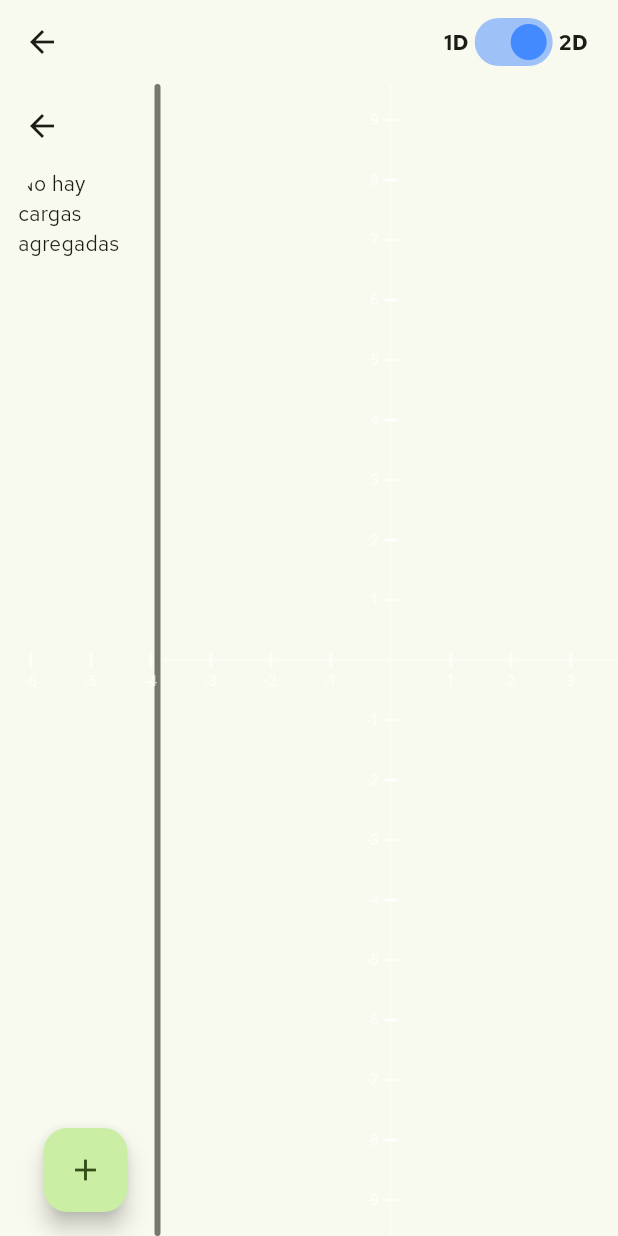
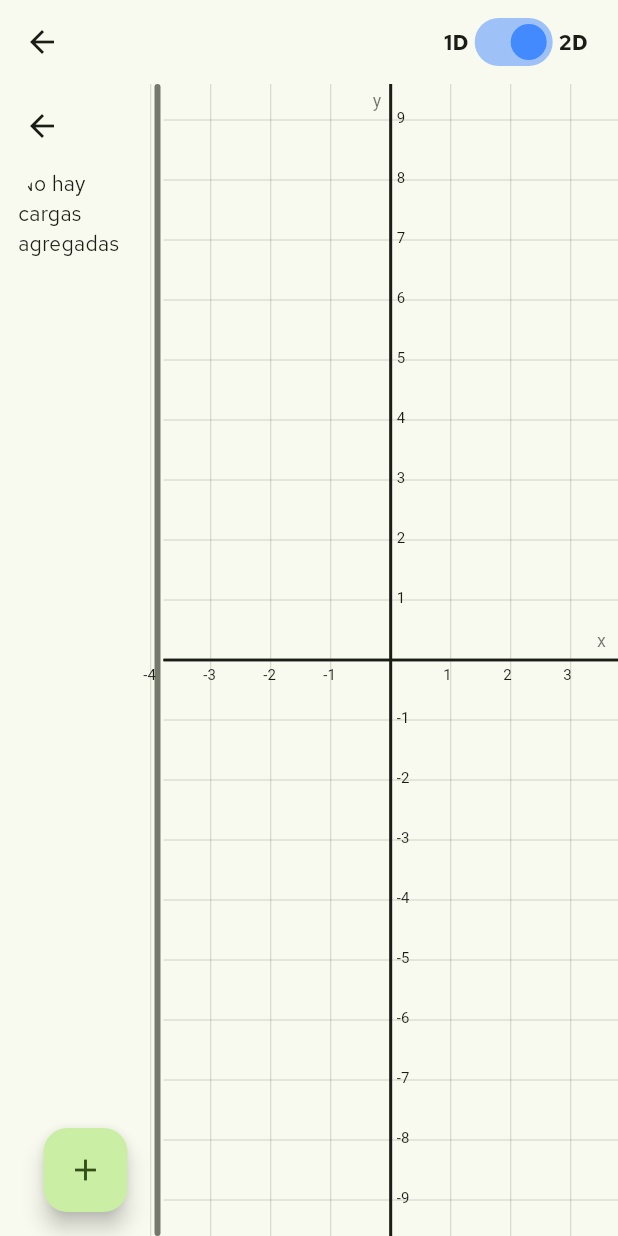
Before and after one commit to mcmarin21/simulador_cargas, a Flutter app: the screen it shows after launch, after a tap on "Iniciar", on a phone screen of 412 x 824 dp. Run offline on Flutter 3.47's test engine with Material 3 defaults, Android fonts, the phone set to English and light mode, and no system bars; our stand-ins replace google_fonts.

Commit message:
Renderizado de cuadricula

```diff
--- a/lib/domain/simulator_painter.dart
+++ b/lib/domain/simulator_painter.dart
@@ -4,173 +4,160 @@
 
 class SimuladorPainter extends CustomPainter {
   final List<Carga> cargas;
-  final Carga? cargaSeleccionada;
+  final double escala;
+  final Offset origen;
   final bool esModo2D;
+  final int indexSeleccionada;
+  final ColorScheme colorScheme;
 
   SimuladorPainter({
     required this.cargas,
-    this.cargaSeleccionada,
+    required this.escala,
+    required this.origen,
     required this.esModo2D,
+    required this.indexSeleccionada,
+    required this.colorScheme,
+    super.repaint
   });
 
   @override
   void paint(Canvas canvas, Size size) {
-    final centroX = size.width / 2;
-    final centroY = size.height / 2;
-
-    final paintEjes = Paint()
-      ..color = Colors.white30
-      ..strokeWidth = 1.5;
-    final paintRegla = Paint()
-      ..color = Colors.white60
-      ..strokeWidth = 2.0;
-
-    // Escala del simulador: 1 unidad matemática = 40 píxeles en pantalla
-    const double escalaRegla = 40.0;
+    final centro = Offset(
+      size.width / 2 + origen.dx,
+      size.height / 2 + origen.dy,
+    );
 
     if (esModo2D) {
-      // --- MODO 2D: Plano Cartesiano Completo ---
-      canvas.drawLine(
-        Offset(0, centroY),
-        Offset(size.width, centroY),
-        paintEjes,
-      );
-      canvas.drawLine(
-        Offset(centroX, 0),
-        Offset(centroX, size.height),
-        paintEjes,
-      );
+      _drawGrid(canvas, size, centro);
+      _drawAxes(canvas, size, centro);
+      // _drawPoints(canvas, centro);
+    } else {
+      _drawNumberLine(canvas, size, centro);
+      // _drawPointsOn1D(canvas, size, center);
+    }
+  }
 
-      // Dibujar marcas numéricas del -10 al 10 en ambos ejes
-      for (int i = -10; i <= 10; i++) {
-        if (i == 0) continue; // El origen central (0,0) no requiere doble texto
+  void _drawGrid(Canvas canvas, Size size, Offset centro) {
+    final paint = Paint()
+      ..color = colorScheme.onSurface.withValues(alpha: 0.25)
+      ..strokeWidth = 0.5;
 
-        // MARCAS EN EJE X (Horizontal)
-        double posX = centroX + (i * escalaRegla);
-        canvas.drawLine(
-          Offset(posX, centroY - 5),
-          Offset(posX, centroY + 5),
-          paintRegla,
-        );
+    final firstCol = ((0 - centro.dx) / escala).floor();
+    final lastCol = ((size.width - centro.dx) / escala).ceil();
 
-        final textSpanX = TextSpan(
-          text: i.toString(),
-          style: const TextStyle(color: Colors.white70, fontSize: 10),
-        );
-        final textPainterX = TextPainter(
-          text: textSpanX,
-          textDirection: TextDirection.ltr,
-        )..layout();
-        textPainterX.paint(
-          canvas,
-          Offset(posX - (textPainterX.width / 2), centroY + 8),
-        );
+    final firstRow = ((0 - centro.dy) / escala).floor();
+    final lastRow = ((size.height - centro.dy) / escala).ceil();
 
-        // MARCAS EN EJE Y (Vertical) - Positivo hacia arriba
-        double posY = centroY - (i * escalaRegla);
-        canvas.drawLine(
-          Offset(centroX - 5, posY),
-          Offset(centroX + 5, posY),
-          paintRegla,
-        );
-
-        final textSpanY = TextSpan(
-          text: i.toString(),
-          style: const TextStyle(color: Colors.white70, fontSize: 10),
-        );
-        final textPainterY = TextPainter(
-          text: textSpanY,
-          textDirection: TextDirection.ltr,
-        )..layout();
-        // Colocamos el texto ligeramente a la izquierda del eje vertical
-        textPainterY.paint(
-          canvas,
-          Offset(
-            centroX - textPainterY.width - 8,
-            posY - (textPainterY.height / 2),
-          ),
-        );
-      }
-    } else {
-      // --- MODO 1D: Regla Lineal Horizontal ---
-      canvas.drawLine(
-        Offset(0, centroY),
-        Offset(size.width, centroY),
-        paintRegla,
-      );
-
-      for (int i = -10; i <= 10; i++) {
-        double posX = centroX + (i * escalaRegla);
-        canvas.drawLine(
-          Offset(posX, centroY - 5),
-          Offset(posX, centroY + 5),
-          paintRegla,
-        );
-
-        final textSpan = TextSpan(
-          text: i.toString(),
-          style: const TextStyle(color: Colors.white70, fontSize: 10),
-        );
-        final textPainter = TextPainter(
-          text: textSpan,
-          textDirection: TextDirection.ltr,
-        )..layout();
-        textPainter.paint(
-          canvas,
-          Offset(posX - (textPainter.width / 2), centroY + 10),
-        );
-      }
+    for (int i = firstCol; i <= lastCol; i++) {
+      final x = centro.dx + i * escala;
+      canvas.drawLine(Offset(x, 0), Offset(x, size.height), paint);
     }
 
-    // Lógica para dibujar el vector de Fuerza Neta
-    if (cargaSeleccionada != null && cargas.contains(cargaSeleccionada)) {
-      double fNetaX = 0.0;
-      double fNetaY = 0.0;
+    for (int j = firstRow; j <= lastRow; j++) {
+      final y = centro.dy + j * escala;
+      canvas.drawLine(Offset(0, y), Offset(size.width, y), paint);
+    }
+  }
 
-      for (var otra in cargas) {
-        if (otra.id != cargaSeleccionada!.id) {
-          Offset f = cargaSeleccionada!.calcularFuerza(otra);
-          fNetaX += f.dx;
-          fNetaY += f.dy;
-        }
-      }
+  void _drawLabel(
+      Canvas canvas,
+      String text,
+      Offset position,
+      TextStyle style,
+      ) {
+    final textSpan = TextSpan(text: text, style: style);
+    final painter = TextPainter(text: textSpan, textDirection: TextDirection.ltr);
+    painter.layout();
+    painter.paint(canvas, position);
+  }
 
-      if (fNetaX.isFinite &&
-          fNetaY.isFinite &&
-          (fNetaX.abs() > 0.001 || fNetaY.abs() > 0.001)) {
-        double mag = sqrt(fNetaX * fNetaX + fNetaY * fNetaY);
-        double escalaFuerza = 60.0;
+  void _drawAxes(Canvas canvas, Size size, Offset center) {
+    final axisPaint = Paint()
+      ..color = colorScheme.onSurface
+      ..strokeWidth = 1.8;
 
-        double lx = (fNetaX / mag) * escalaFuerza;
+    canvas.drawLine(
+      Offset(0, center.dy),
+      Offset(size.width, center.dy),
+      axisPaint,
+    );
+    canvas.drawLine(
+      Offset(center.dx, 0),
+      Offset(center.dx, size.height),
+      axisPaint,
+    );
 
-        // SI ESTAMOS EN MODO 1D, LA FUERZA VISUAL VERTICAL DEBE SER CERO PARA NO INCLINAR EL VECTOR
-        double ly = esModo2D ? (-(fNetaY / mag) * escalaFuerza) : 0.0;
+    canvas.drawLine(
+      Offset(0, center.dy),
+      Offset(size.width, center.dy),
+      axisPaint,
+    );
+    canvas.drawLine(
+      Offset(center.dx, 0),
+      Offset(center.dx, size.height),
+      axisPaint,
+    );
 
-        double origenX = centroX + (cargaSeleccionada!.pos.dx * escalaRegla);
+    _drawLabel(
+      canvas,
+      'x',
+      Offset(size.width - 14, center.dy - 20),
+      const TextStyle(color: Colors.black54, fontSize: 12),
+    );
+    _drawLabel(
+      canvas,
+      'y',
+      Offset(center.dx - 12, 4),
+      const TextStyle(color: Colors.black54, fontSize: 12),
+    );
 
-        // Ajustamos el origen de la flecha dependiendo del modo
-        double coordenadaYOrigen = esModo2D ? cargaSeleccionada!.pos.dy : 0.0;
-        double origenY = centroY - (coordenadaYOrigen * escalaRegla);
+    final firstCol = ((0 - center.dx) / escala).floor();
+    final lastCol = ((size.width - center.dx) / escala).ceil();
+    final firstRow = ((0 - center.dy) / escala).floor();
+    final lastRow = ((size.height - center.dy) / escala).ceil();
 
-        final pincelFuerzaNeta = Paint()
-          ..color = Colors.greenAccent
-          ..strokeWidth = 3.0;
+    final labelStyle = TextStyle(color: colorScheme.onSurface, fontSize: 10);
 
-        canvas.drawLine(
-          Offset(origenX, origenY),
-          Offset(origenX + lx, origenY + ly),
-          pincelFuerzaNeta,
-        );
+    for (int i = firstCol; i <= lastCol; i++) {
+      if (i == 0) continue;
+      final x = center.dx + i * escala;
+      _drawLabel(canvas, '$i', Offset(x - 5, center.dy + 4), labelStyle);
+    }
 
-        canvas.drawCircle(
-          Offset(origenX + lx, origenY + ly),
-          4.0,
-          pincelFuerzaNeta..style = PaintingStyle.fill,
-        );
-      }
+    for (int j = firstRow; j <= lastRow; j++) {
+      if (j == 0) continue;
+      // j negativo en canvas = positivo en matemáticas
+      final y = center.dy + j * escala;
+      _drawLabel(canvas, '${-j}', Offset(center.dx + 4, y - 7), labelStyle);
+    }
+  }
+
+  void _drawNumberLine(Canvas canvas, Size size, Offset center) {
+    final axisPaint = Paint()
+      ..color = colorScheme.onSurface
+      ..strokeWidth = 1.8;
+
+    // Solo el eje horizontal centrado verticalmente
+    final cy = size.height / 2;
+    canvas.drawLine(Offset(0, cy), Offset(size.width, cy), axisPaint);
+
+    // Marcas y números
+    final firstCol = ((0 - center.dx) / escala).floor();
+    final lastCol = ((size.width - center.dx) / escala).ceil();
+    final labelStyle = TextStyle(color: colorScheme.onSurface, fontSize: 11);
+    final tickPaint = Paint()
+      ..color = colorScheme.onSurface
+      ..strokeWidth = 1;
+
+    for (int i = firstCol; i <= lastCol; i++) {
+      final x = center.dx + i * escala;
+
+      canvas.drawLine(Offset(x, cy - 6), Offset(x, cy + 6), tickPaint);
+      _drawLabel(canvas, '$i', Offset(x - 5, cy + 10), labelStyle);
     }
   }
 
   @override
-  bool shouldRepaint(covariant SimuladorPainter oldDelegate) => true;
+  bool shouldRepaint(SimuladorPainter old) =>
+    old.esModo2D != esModo2D || old.escala != escala || old.indexSeleccionada != indexSeleccionada || old.origen != origen || old.cargas != cargas;
 }
--- a/lib/ui/panels/panel_viewport.dart
+++ b/lib/ui/panels/panel_viewport.dart
@@ -75,8 +75,11 @@
                       child: CustomPaint(
                         painter: SimuladorPainter(
                           cargas: widget.cargas,
-                          cargaSeleccionada: _cargaSeleccionada,
+                          escala: 40.0,
+                          indexSeleccionada: -1,
+                          origen: Offset(0, 0),
                           esModo2D: widget.modo2D,
+                          colorScheme: Theme.of(context).colorScheme,
                         ),
                       ),
                     ),
```
